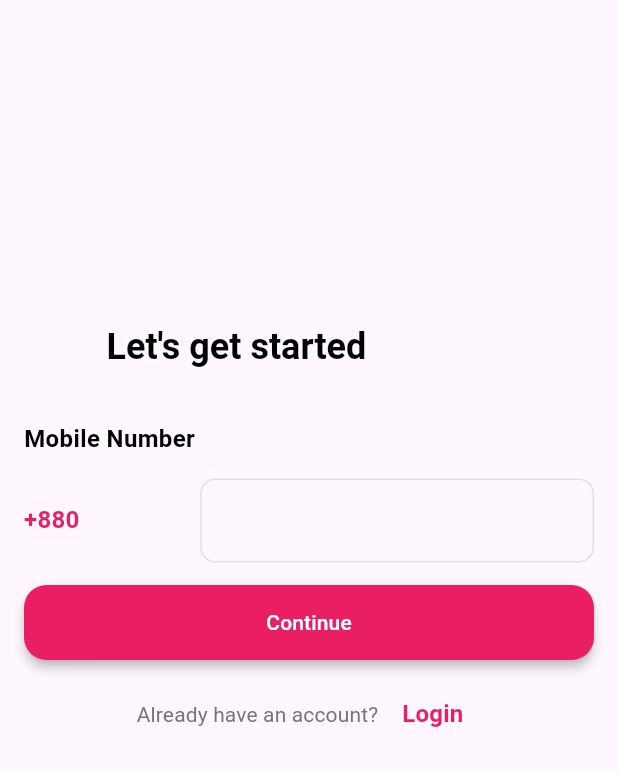
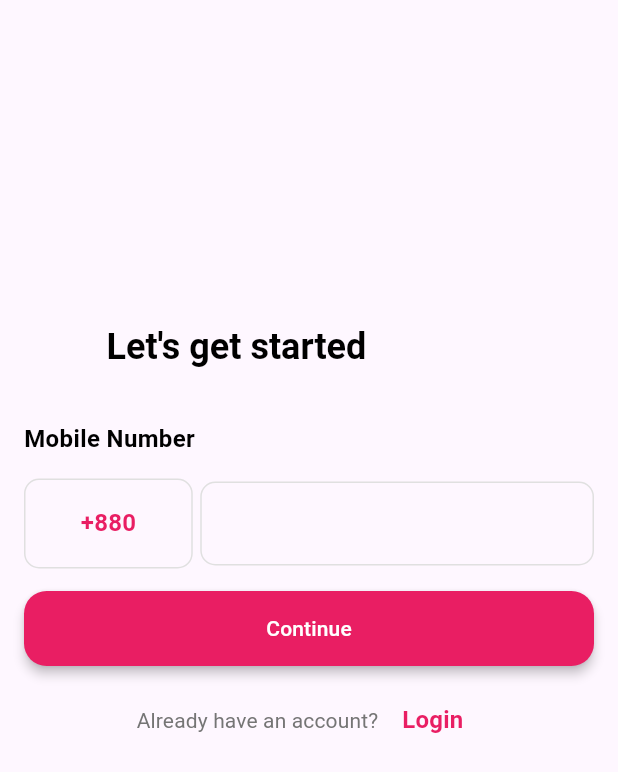
Before and after one commit to pranto372/food_delivery_multi_panel_app, a Flutter app: the screen it shows after launch, after a tap on "sign Up", on a phone screen of 412 x 824 dp. Shown: the top 772 px of the screen. Run offline on Flutter 3.47's test engine with Material 3 defaults, Android fonts, the phone set to English and light mode, and no system bars; our stand-ins replace animated_bottom_navigation_bar, get.

Commit message:
01/06/24

```diff
--- a/lib/app.dart
+++ b/lib/app.dart
@@ -9,6 +9,7 @@ class FoodieFrenzy extends StatelessWidget {
   @override
   Widget build(BuildContext context) {
     return GetMaterialApp(
+      debugShowCheckedModeBanner: false,
       theme: AppTheme.lightTheme,
       home: LoginScreen(),
     );
--- a/lib/theme/app_theme.dart
+++ b/lib/theme/app_theme.dart
@@ -48,5 +48,8 @@ class AppTheme {
         ),
       ),
     ),
+    iconTheme: IconThemeData(
+      color: Colors.white
+    )
   );
 }
--- a/lib/user_panel/presentation/ui/auth/login_screen.dart
+++ b/lib/user_panel/presentation/ui/auth/login_screen.dart
@@ -1,7 +1,7 @@
 
 import 'package:flutter/material.dart';
 import 'package:food_delivery_multi_panel_app/theme/colors/app_colors.dart';
-import 'package:food_delivery_multi_panel_app/user_panel/presentation/ui/auth/sign_up_screen.dart';
+import 'package:food_delivery_multi_panel_app/user_panel/presentation/ui/auth/sign_up_with_number_screen.dart';
 import 'package:get/get.dart';
 
 class LoginScreen extends StatelessWidget {
@@ -29,7 +29,7 @@ class LoginScreen extends StatelessWidget {
                 keyboardType: TextInputType.text,
                 textInputAction: TextInputAction.next,
                 decoration: (InputDecoration(
-                    hintText: 'Enter your email...', labelText: 'email')),
+                    hintText: 'Enter your Email')),
               ),
               SizedBox(
                 height: 15,
@@ -40,18 +40,29 @@ class LoginScreen extends StatelessWidget {
                 obscureText: false,
                 decoration: (InputDecoration(
                   suffixIcon: Icon(Icons.remove_red_eye_outlined),
-                  hintText: 'Enter your password...',
-                  labelText: 'Password',
+                  hintText: 'Enter your password'
                 )),
               ),
               Row(
                 children: [
+                  // CheckboxListTile(
+                  //   title: Text('Remember me'),
+                  //   value: _isChecked,
+                  //   activeColor: Colors.pink, // Color of the checkbox when checked
+                  //   checkColor: Colors.white, // Color of the check mark
+                  //   onChanged: (bool? value) {
+                  //     setState(() {
+                  //       _isChecked = value ?? false;
+                  //     });
+                  //   },
+                  //   controlAffinity: ListTileControlAffinity.leading, // Position of the checkbox
+                  // ),
                   Container(
                     height: 20,
                     width: 20,
                     margin: EdgeInsets.all(15),
                     child: Icon(
-                      Icons.ramp_right,
+                      Icons.check_box,
                       color: Colors.white,
                     ),
                     decoration: BoxDecoration(
@@ -59,12 +70,9 @@ class LoginScreen extends StatelessWidget {
                       color: AppColors.primaryColor,
                     ),
                   ),
-                  SizedBox(
-                    width: 2,
-                  ),
                   Text('Remember me'),
                   SizedBox(
-                    width: 60,
+                    width: 40,
                   ),
                   Text(
                     'Forgot Password',
@@ -98,7 +106,7 @@ class LoginScreen extends StatelessWidget {
                   ),
                   TextButton(
                       onPressed: () {
-                        Get.to(() => SignUpScreen());
+                        Get.to(() => SignUpWithNumberScreen());
                       },
                       child: Text(
                         'sign Up',
--- /dev/null
+++ b/lib/user_panel/presentation/ui/auth/sign_up_with_number_screen.dart
@@ -0,0 +1,108 @@
+
+
+import 'package:flutter/material.dart';
+import 'package:food_delivery_multi_panel_app/user_panel/presentation/ui/auth/login_screen.dart';
+import 'package:food_delivery_multi_panel_app/user_panel/presentation/ui/auth/sign_up_screen.dart';
+import 'package:get/get.dart';
+
+class SignUpWithNumberScreen extends StatelessWidget {
+  const SignUpWithNumberScreen({super.key});
+
+  @override
+  Widget build(BuildContext context) {
+    return Scaffold(
+        body: SingleChildScrollView(
+          child: Padding(
+              padding: EdgeInsets.all(16),
+              child:
+              Column(crossAxisAlignment: CrossAxisAlignment.start, children: [
+                Padding(
+                  padding: const EdgeInsets.only(top: 200, left: 55, right: 20),
+                  child: Text(
+                    '''Let's get started''',
+                    style: Theme.of(context).textTheme.titleLarge,
+                  ),
+                ),
+                SizedBox(
+                  height: 35,
+                ),
+                Text(
+                  'Mobile Number',
+                  style: TextStyle(
+                      fontSize: 16,
+                      fontWeight: FontWeight.w600,
+                      color: Colors.black),
+                ),
+                SizedBox(
+                  height: 15,
+                ),
+                Row(
+                  children: [
+                    Expanded(
+                        flex: 30,
+                        child: Container(
+                          height: 60,
+                          decoration: BoxDecoration(
+                              border: Border.all(color: Colors.grey.shade300),
+                              borderRadius: BorderRadius.circular(10)),
+                          child: Row(
+                            mainAxisAlignment: MainAxisAlignment.center,
+                            children: [
+                              Text(
+                                '+880',
+                                style: Theme.of(context).textTheme.titleMedium,
+                              )
+                            ],
+                          ),
+                        )),
+                    SizedBox(
+                      width: 5,
+                    ),
+                    Expanded(
+                      flex: 70,
+                      child: TextFormField(
+                        decoration: (InputDecoration()),
+                      ),
+                    )
+                  ],
+                ),
+                SizedBox(
+                  height: 15,
+                ),
+                SizedBox(
+                  height: 50,
+                  width: double.infinity,
+                  child: ElevatedButton(
+                    onPressed: () {
+                      Get.to(() => SignUpScreen());
+                    },
+                    child: Text('Continue'),
+                  ),
+                ),
+                SizedBox(
+                  height: 12,
+                ),
+                Row(
+                  mainAxisAlignment: MainAxisAlignment.center,
+                  children: [
+                    Text(
+                      'Already have an account?',
+                      style: Theme.of(context).textTheme.titleSmall,
+                    ),
+                    SizedBox(
+                      width: 4,
+                    ),
+                    TextButton(
+                        onPressed: () {
+                          Get.to(() => LoginScreen());
+                        },
+                        child: Text(
+                          'Login',
+                          style: Theme.of(context).textTheme.titleMedium,
+                        ))
+                  ],
+                ),
+              ])),
+        ));
+  }
+}
--- a/lib/user_panel/presentation/ui/screen/main_bottom_nav_screen.dart
+++ b/lib/user_panel/presentation/ui/screen/main_bottom_nav_screen.dart
@@ -36,7 +36,7 @@ class _MainBottomNavScreenState extends State<MainBottomNavScreen> {
         onPressed: () {
           // Add your onPressed code here!
         },
-        child: Icon(Icons.shopping_bag),
+        child: Icon(Icons.shopping_bag, color: Colors.white,),
         backgroundColor: Colors.pink,
       ),
       floatingActionButtonLocation: FloatingActionButtonLocation.centerDocked,
@@ -47,6 +47,8 @@ class _MainBottomNavScreenState extends State<MainBottomNavScreen> {
         notchSmoothness: NotchSmoothness.verySmoothEdge,
         leftCornerRadius: 32,
         rightCornerRadius: 32,
+        activeColor: Colors.pink,
+        inactiveColor: Colors.grey,
         onTap: (index) {
           setState(() {
             _currentIndex = index;
```
Also changed, not shown: lib/user_panel/presentation/ui/auth/sign_up_screen.dart (+51 -61 lines).
